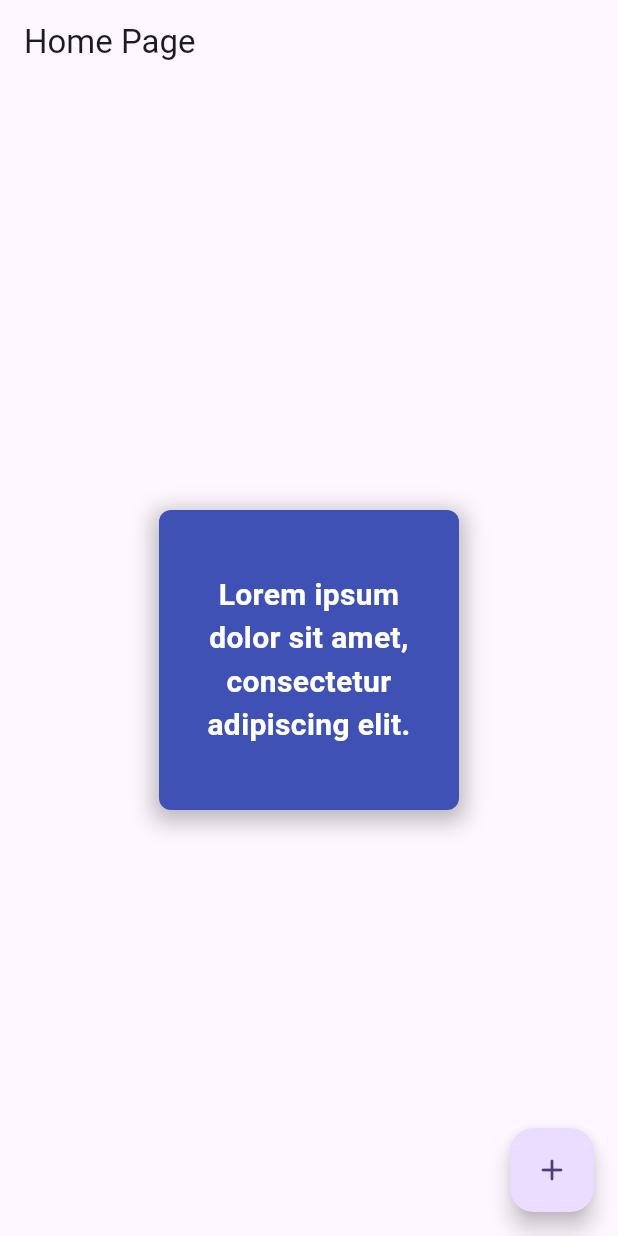
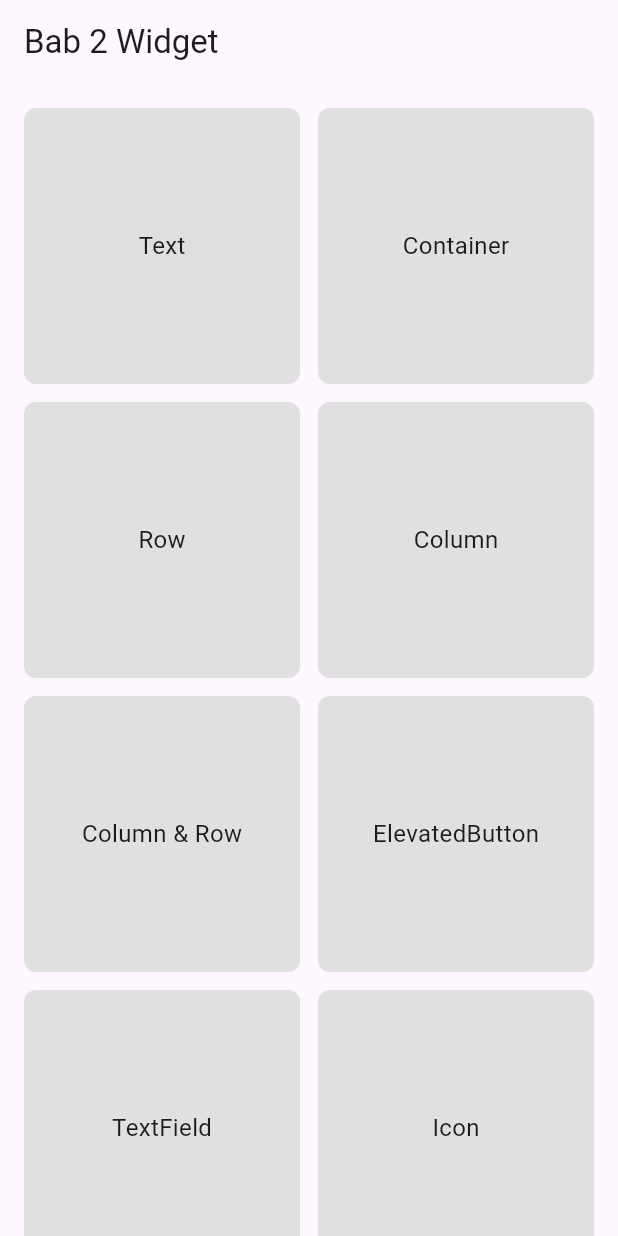
Before and after one commit to danypratamadev/quick_note, a Flutter app: the screen it shows after launch, on a phone screen of 412 x 824 dp. Run offline on Flutter 3.47's test engine with Material 3 defaults, Android fonts, the phone set to English and light mode, and no system bars.

Commit message:
Fix: Materi Bab II

```diff
--- a/lib/bab2/page/bab2_page.dart
+++ /dev/null
@@ -1,60 +0,0 @@
-import 'dart:developer';
-
-import 'package:flutter/material.dart';
-
-class Bab2Page extends StatefulWidget {
-  const Bab2Page({super.key});
-
-  @override
-  State<Bab2Page> createState() => _Bab2PageState();
-}
-
-class _Bab2PageState extends State<Bab2Page> {
-  @override
-  Widget build(BuildContext context) {
-    return Scaffold(
-      appBar: AppBar(
-        title: const Text(
-          'Home Page'
-        ),
-      ),
-      body: Center(
-        child: Container(
-          width: 200.0,
-          height: 200.0,
-          padding: const EdgeInsets.all(16.0),
-          margin: const EdgeInsets.all(16.0),
-          decoration: BoxDecoration(
-            color: Colors.indigo,
-            borderRadius: BorderRadius.circular(8.0),
-            boxShadow: const [
-              BoxShadow(
-                color: Colors.black26,
-                blurRadius: 12.0,
-                spreadRadius: 4.0,
-                offset: Offset(0, 4.0)
-              )
-            ]
-          ),
-          child: const Center(
-            child: Text(
-              'Lorem ipsum dolor sit amet, consectetur adipiscing elit.',
-              style: TextStyle(
-                fontSize: 20.0,
-                fontWeight: FontWeight.w600,
-                color: Colors.white,
-              ),
-              textAlign: TextAlign.center,
-            ),
-          ),
-        ),
-      ),
-      floatingActionButton: FloatingActionButton(
-        child: const Icon(
-          Icons.add_rounded
-        ),
-        onPressed: () => log('Hello World!'),
-      ),
-    );
-  }
-}
--- /dev/null
+++ b/lib/core/routes/app_routes.dart
@@ -0,0 +1,29 @@
+import 'package:quick_note/views/bab2/page/bab2_page.dart';
+import 'package:quick_note/views/bab2/page/column_page.dart';
+import 'package:quick_note/views/bab2/page/column_row_page.dart';
+import 'package:quick_note/views/bab2/page/container_page.dart';
+import 'package:quick_note/views/bab2/page/elevatedbutton_page.dart';
+import 'package:quick_note/views/bab2/page/icon_page.dart';
+import 'package:quick_note/views/bab2/page/image_asset_page.dart';
+import 'package:quick_note/views/bab2/page/image_network_page.dart';
+import 'package:quick_note/views/bab2/page/row_page.dart';
+import 'package:quick_note/views/bab2/page/text_page.dart';
+import 'package:quick_note/views/bab2/page/textfield_page.dart';
+
+class AppRoutes {
+
+  static final routes = {
+    '/bab2': (context) => const Bab2Page(),
+    '/bab2/text': (context) => const TextPage(),
+    '/bab2/container': (context) => const ContainerPage(),
+    '/bab2/row': (context) => const RowPage(),
+    '/bab2/column': (context) => const ColumnPage(),
+    '/bab2/column-row': (context) => const ColumnRowPage(),
+    '/bab2/elevatedbutton': (context) => const ElevatedbuttonPage(),
+    '/bab2/textfield': (context) => const TextfieldPage(),
+    '/bab2/icon': (context) => const IconPage(),
+    '/bab2/image-network': (context) => const ImageNetworkPage(),
+    '/bab2/image-asset': (context) => const ImageAssetPage(),
+  };
+
+}
--- a/lib/main.dart
+++ b/lib/main.dart
@@ -1,5 +1,5 @@
 import 'package:flutter/material.dart';
-import 'package:quick_note/bab2/page/bab2_page.dart';
+import 'package:quick_note/core/routes/app_routes.dart';
 
 void main() {
   runApp(const MyApp());
@@ -16,7 +16,8 @@ class MyApp extends StatelessWidget {
         colorScheme: ColorScheme.fromSeed(seedColor: Colors.deepPurple),
         useMaterial3: true,
       ),
-      home: const Bab2Page(),
+      initialRoute: '/bab2',
+      routes: AppRoutes.routes,
     );
   }
 }
--- /dev/null
+++ b/lib/model/menu_model.dart
@@ -0,0 +1,8 @@
+class MenuModel {
+
+  final String title;
+  final String route;
+
+  MenuModel({required this.title, required this.route});
+
+}
--- /dev/null
+++ b/lib/views/bab2/page/bab2_page.dart
@@ -0,0 +1,94 @@
+import 'package:flutter/material.dart';
+import 'package:quick_note/model/menu_model.dart';
+
+class Bab2Page extends StatefulWidget {
+  const Bab2Page({super.key});
+
+  @override
+  State<Bab2Page> createState() => _Bab2PageState();
+}
+
+class _Bab2PageState extends State<Bab2Page> {
+
+  List<MenuModel> listMenu = <MenuModel>[
+    MenuModel(
+      title: 'Text',
+      route: '/bab2/text'
+    ),
+    MenuModel(
+      title: 'Container',
+      route: '/bab2/container'
+    ),
+    MenuModel(
+      title: 'Row',
+      route: '/bab2/row'
+    ),
+    MenuModel(
+      title: 'Column',
+      route: '/bab2/column'
+    ),
+    MenuModel(
+      title: 'Column & Row',
+      route: '/bab2/column-row'
+    ),
+    MenuModel(
+      title: 'ElevatedButton',
+      route: '/bab2/elevatedbutton'
+    ),
+    MenuModel(
+      title: 'TextField',
+      route: '/bab2/textfield'
+    ),
+    MenuModel(
+      title: 'Icon',
+      route: '/bab2/icon'
+    ),
+    MenuModel(
+      title: 'Image Network',
+      route: '/bab2/image-network'
+    ),
+    MenuModel(
+      title: 'Image Asset',
+      route: '/bab2/image-asset'
+    ),
+  ];
+
+  @override
+  Widget build(BuildContext context) {
+    return Scaffold(
+      appBar: AppBar(
+        title: const Text(
+          'Bab 2 Widget'
+        ),
+      ),
+      body: GridView.builder(
+        itemCount: listMenu.length,
+        shrinkWrap: true,
+        physics: const BouncingScrollPhysics(),
+        padding: const EdgeInsets.all(16.0),
+        gridDelegate: const SliverGridDelegateWithFixedCrossAxisCount(
+          crossAxisCount: 2,
+          mainAxisSpacing: 12.0,
+          crossAxisSpacing: 12.0,
+        ),
+        itemBuilder: (context, index) => GestureDetector(
+          onTap: () => Navigator.of(context).pushNamed(listMenu[index].route),
+          child: Container(
+            decoration: BoxDecoration(
+              color: Colors.grey.shade300,
+              borderRadius: BorderRadius.circular(8.0)
+            ),
+            child: Center(
+              child: Text(
+                listMenu[index].title,
+                style: const TextStyle(
+                  fontSize: 16.0
+                ),
+              ),
+            ),
+          ),
+        ),
+      )
+    );
+  }
+}
```
Also changed, not shown: lib/views/bab2/page/column_page.dart (renamed from lib/bab2/widget/row.dart, +8 -16 lines), lib/views/bab2/page/column_row_page.dart (renamed from lib/bab2/widget/column_and_row.dart, +5 -13 lines), lib/views/bab2/page/container_page.dart (renamed from lib/bab2/widget/container.dart, +5 -13 lines), lib/views/bab2/page/elevatedbutton_page.dart (renamed from lib/bab2/widget/elevated_button.dart, +5 -11 lines), lib/views/bab2/page/icon_page.dart (renamed from lib/bab2/widget/icon.dart, +5 -13 lines), lib/views/bab2/page/image_asset_page.dart (renamed from lib/bab2/widget/image_asset.dart, +5 -13 lines), lib/views/bab2/page/image_network_page.dart (renamed from lib/bab2/widget/image_network.dart, +5 -13 lines), lib/views/bab2/page/row_page.dart (renamed from lib/bab2/widget/column.dart, +8 -16 lines), lib/views/bab2/page/text_page.dart (renamed from lib/bab2/widget/text.dart, +5 -13 lines), lib/views/bab2/page/textfield_page.dart (renamed from lib/bab2/widget/text_field.dart, +5 -11 lines).
